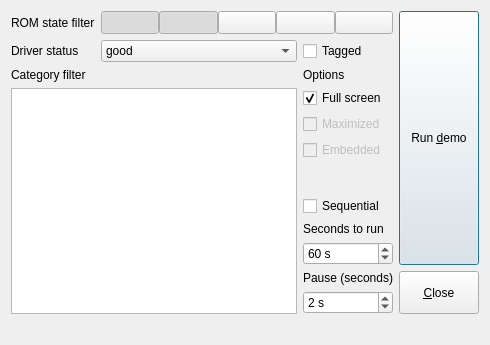
This is demomode.ui in qmc2/qmc2-mame-fe as Qt 5 draws it before an edit. The edited form follows.
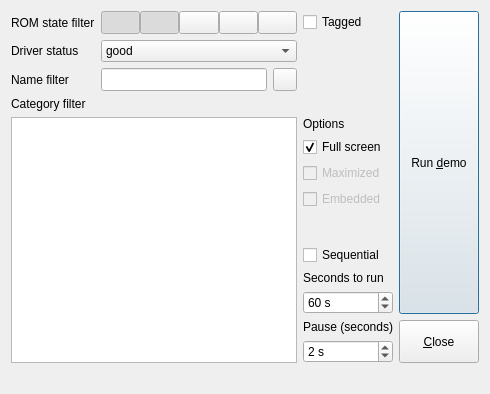
This is the edited form. Icons and pictures are not drawn.

Commit message: new: demo-mode: added a name/ID filter (Qt regular expression syntax)

The edit to the form file:
```diff
--- a/demomode.ui
+++ b/demomode.ui
@@ -7,14 +7,43 @@
     <x>0</x>
     <y>0</y>
     <width>440</width>
-    <height>300</height>
+    <height>346</height>
    </rect>
   </property>
   <property name="windowTitle">
    <string>Demo mode</string>
   </property>
   <layout class="QGridLayout" name="gridLayout">
-   <item row="13" column="2">
+   <item row="3" column="0" colspan="2">
+    <widget class="QLabel" name="labelCategoryFilter">
+     <property name="sizePolicy">
+      <sizepolicy hsizetype="Preferred" vsizetype="Fixed">
+       <horstretch>0</horstretch>
+       <verstretch>0</verstretch>
+      </sizepolicy>
+     </property>
+     <property name="text">
+      <string>Category filter</string>
+     </property>
+    </widget>
+   </item>
+   <item row="0" column="4" rowspan="16">
+    <widget class="QPushButton" name="pushButtonRunDemo">
+     <property name="sizePolicy">
+      <sizepolicy hsizetype="Fixed" vsizetype="Expanding">
+       <horstretch>0</horstretch>
+       <verstretch>0</verstretch>
+      </sizepolicy>
+     </property>
+     <property name="toolTip">
+      <string>Run demo now</string>
+     </property>
+     <property name="text">
+      <string>Run &amp;demo</string>
+     </property>
+    </widget>
+   </item>
+   <item row="15" column="3">
     <widget class="QSpinBox" name="spinBoxSecondsToRun">
      <property name="toolTip">
       <string>Number of seconds to run an emulator in demo mode</string>
@@ -30,7 +59,61 @@
      </property>
     </widget>
    </item>
-   <item row="12" column="2">
+   <item row="16" column="4" rowspan="2">
+    <widget class="QPushButton" name="pushButtonClose">
+     <property name="sizePolicy">
+      <sizepolicy hsizetype="Minimum" vsizetype="MinimumExpanding">
+       <horstretch>0</horstretch>
+       <verstretch>0</verstretch>
+      </sizepolicy>
+     </property>
+     <property name="toolTip">
+      <string>Close this dialog (and stop running demo)</string>
+     </property>
+     <property name="text">
+      <string>&amp;Close</string>
+     </property>
+    </widget>
+   </item>
+   <item row="18" column="0" colspan="5">
+    <widget class="QLabel" name="labelDemoStatus">
+     <property name="sizePolicy">
+      <sizepolicy hsizetype="Preferred" vsizetype="Maximum">
+       <horstretch>0</horstretch>
+       <verstretch>0</verstretch>
+      </sizepolicy>
+     </property>
+     <property name="text">
+      <string/>
+     </property>
+     <property name="alignment">
+      <set>Qt::AlignCenter</set>
+     </property>
+     <property name="wordWrap">
+      <bool>true</bool>
+     </property>
+    </widget>
+   </item>
+   <item row="17" column="3">
+    <widget class="QSpinBox" name="spinBoxPauseSeconds">
+     <property name="toolTip">
+      <string>Number of seconds to pause between emulator runs</string>
+     </property>
+     <property name="suffix">
+      <string> s</string>
+     </property>
+     <property name="minimum">
+      <number>1</number>
+     </property>
+     <property name="maximum">
+      <number>9999</number>
+     </property>
+     <property name="value">
+      <number>2</number>
+     </property>
+    </widget>
+   </item>
+   <item row="14" column="3">
     <widget class="QLabel" name="labelSecondsToRun">
      <property name="sizePolicy">
       <sizepolicy hsizetype="Fixed" vsizetype="Fixed">
@@ -43,6 +126,46 @@
      </property>
     </widget>
    </item>
+   <item row="1" column="0">
+    <widget class="QLabel" name="labelDriverStatus">
+     <property name="text">
+      <string>Driver status</string>
+     </property>
+    </widget>
+   </item>
+   <item row="0" column="0">
+    <widget class="QLabel" name="labelROMStatesToSelect">
+     <property name="sizePolicy">
+      <sizepolicy hsizetype="Fixed" vsizetype="Preferred">
+       <horstretch>0</horstretch>
+       <verstretch>0</verstretch>
+      </sizepolicy>
+     </property>
+     <property name="text">
+      <string>ROM state filter</string>
+     </property>
+    </widget>
+   </item>
+   <item row="16" column="3">
+    <widget class="QLabel" name="labelPause">
+     <property name="sizePolicy">
+      <sizepolicy hsizetype="Fixed" vsizetype="Fixed">
+       <horstretch>0</horstretch>
+       <verstretch>0</verstretch>
+      </sizepolicy>
+     </property>
+     <property name="text">
+      <string>Pause (seconds)</string>
+     </property>
+    </widget>
+   </item>
+   <item row="2" column="0">
+    <widget class="QLabel" name="labelNameFilter">
+     <property name="text">
+      <string>Name filter</string>
+     </property>
+    </widget>
+   </item>
    <item row="0" column="1" colspan="2">
     <layout class="QHBoxLayout" name="horizontalLayout">
      <property name="spacing">
@@ -156,136 +279,7 @@
      </item>
     </layout>
    </item>
-   <item row="16" column="0" colspan="4">
-    <widget class="QLabel" name="labelDemoStatus">
-     <property name="sizePolicy">
-      <sizepolicy hsizetype="Preferred" vsizetype="Maximum">
-       <horstretch>0</horstretch>
-       <verstretch>0</verstretch>
-      </sizepolicy>
-     </property>
-     <property name="text">
-      <string/>
-     </property>
-     <property name="alignment">
-      <set>Qt::AlignCenter</set>
-     </property>
-     <property name="wordWrap">
-      <bool>true</bool>
-     </property>
-    </widget>
-   </item>
-   <item row="0" column="3" rowspan="14">
-    <widget class="QPushButton" name="pushButtonRunDemo">
-     <property name="sizePolicy">
-      <sizepolicy hsizetype="Fixed" vsizetype="Expanding">
-       <horstretch>0</horstretch>
-       <verstretch>0</verstretch>
-      </sizepolicy>
-     </property>
-     <property name="toolTip">
-      <string>Run demo now</string>
-     </property>
-     <property name="text">
-      <string>Run &amp;demo</string>
-     </property>
-    </widget>
-   </item>
-   <item row="15" column="2">
-    <widget class="QSpinBox" name="spinBoxPauseSeconds">
-     <property name="toolTip">
-      <string>Number of seconds to pause between emulator runs</string>
-     </property>
-     <property name="suffix">
-      <string> s</string>
-     </property>
-     <property name="minimum">
-      <number>1</number>
-     </property>
-     <property name="maximum">
-      <number>9999</number>
-     </property>
-     <property name="value">
-      <number>2</number>
-     </property>
-    </widget>
-   </item>
-   <item row="14" column="2">
-    <widget class="QLabel" name="labelPause">
-     <property name="sizePolicy">
-      <sizepolicy hsizetype="Fixed" vsizetype="Fixed">
-       <horstretch>0</horstretch>
-       <verstretch>0</verstretch>
-      </sizepolicy>
-     </property>
-     <property name="text">
-      <string>Pause (seconds)</string>
-     </property>
-    </widget>
-   </item>
-   <item row="0" column="0">
-    <widget class="QLabel" name="labelROMStatesToSelect">
-     <property name="sizePolicy">
-      <sizepolicy hsizetype="Fixed" vsizetype="Preferred">
-       <horstretch>0</horstretch>
-       <verstretch>0</verstretch>
-      </sizepolicy>
-     </property>
-     <property name="text">
-      <string>ROM state filter</string>
-     </property>
-    </widget>
-   </item>
-   <item row="14" column="3" rowspan="2">
-    <widget class="QPushButton" name="pushButtonClose">
-     <property name="sizePolicy">
-      <sizepolicy hsizetype="Minimum" vsizetype="MinimumExpanding">
-       <horstretch>0</horstretch>
-       <verstretch>0</verstretch>
-      </sizepolicy>
-     </property>
-     <property name="toolTip">
-      <string>Close this dialog (and stop running demo)</string>
-     </property>
-     <property name="text">
-      <string>&amp;Close</string>
-     </property>
-    </widget>
-   </item>
-   <item row="3" column="0" rowspan="13" colspan="2">
-    <widget class="QListWidget" name="listWidgetCategoryFilter">
-     <property name="sizePolicy">
-      <sizepolicy hsizetype="Expanding" vsizetype="Expanding">
-       <horstretch>0</horstretch>
-       <verstretch>0</verstretch>
-      </sizepolicy>
-     </property>
-     <property name="toolTip">
-      <string>Select / deselect the categories you want to include / exclude</string>
-     </property>
-    </widget>
-   </item>
-   <item row="2" column="0" colspan="2">
-    <widget class="QLabel" name="labelCategoryFilter">
-     <property name="sizePolicy">
-      <sizepolicy hsizetype="Preferred" vsizetype="Fixed">
-       <horstretch>0</horstretch>
-       <verstretch>0</verstretch>
-      </sizepolicy>
-     </property>
-     <property name="text">
-      <string>Category filter</string>
-     </property>
-    </widget>
-   </item>
-   <item row="1" column="0">
-    <widget class="QLabel" name="labelDriverStatus">
-     <property name="text">
-      <string>Driver status</string>
-     </property>
-    </widget>
-   </item>
-   <item row="1" column="1">
+   <item row="1" column="1" colspan="2">
     <widget class="QComboBox" name="comboBoxDriverStatus">
      <property name="toolTip">
       <string>Choose the driver maturity states for sets to be included in the demo</string>
@@ -307,24 +301,20 @@
      </item>
     </widget>
    </item>
-   <item row="1" column="2">
-    <widget class="QCheckBox" name="checkBoxTagged">
+   <item row="4" column="0" rowspan="14" colspan="3">
+    <widget class="QListWidget" name="listWidgetCategoryFilter">
+     <property name="sizePolicy">
+      <sizepolicy hsizetype="Expanding" vsizetype="Expanding">
+       <horstretch>0</horstretch>
+       <verstretch>0</verstretch>
+      </sizepolicy>
+     </property>
      <property name="toolTip">
       <string>Use only tagged games</string>
      </property>
-     <property name="text">
-      <string>Tagged</string>
-     </property>
     </widget>
    </item>
-   <item row="2" column="2">
-    <widget class="QLabel" name="labelOptions">
-     <property name="text">
-      <string>Options</string>
-     </property>
-    </widget>
-   </item>
-   <item row="3" column="2">
+   <item row="5" column="3">
     <widget class="QCheckBox" name="checkBoxFullScreen">
      <property name="toolTip">
       <string>Start emulators in full screen mode (otherwise use windowed mode)</string>
@@ -337,7 +327,7 @@
      </property>
     </widget>
    </item>
-   <item row="4" column="2">
+   <item row="6" column="3">
     <widget class="QCheckBox" name="checkBoxMaximized">
      <property name="enabled">
       <bool>false</bool>
@@ -350,7 +340,7 @@
      </property>
     </widget>
    </item>
-   <item row="5" column="2">
+   <item row="7" column="3">
     <widget class="QCheckBox" name="checkBoxEmbedded">
      <property name="enabled">
       <bool>false</bool>
@@ -363,7 +353,30 @@
      </property>
     </widget>
    </item>
-   <item row="11" column="2">
+   <item row="0" column="3">
+    <widget class="QCheckBox" name="checkBoxTagged">
+     <property name="toolTip">
+      <string>Use only tagged games</string>
+     </property>
+     <property name="text">
+      <string>Tagged</string>
+     </property>
+    </widget>
+   </item>
+   <item row="4" column="3">
+    <widget class="QLabel" name="labelOptions">
+     <property name="sizePolicy">
+      <sizepolicy hsizetype="Preferred" vsizetype="Fixed">
+       <horstretch>0</horstretch>
+       <verstretch>0</verstretch>
+      </sizepolicy>
+     </property>
+     <property name="text">
+      <string>Options</string>
+     </property>
+    </widget>
+   </item>
+   <item row="13" column="3">
     <widget class="QCheckBox" name="checkBoxSequential">
      <property name="toolTip">
       <string>Launch sets sequentially rather than randomly</string>
@@ -373,6 +386,33 @@
      </property>
     </widget>
    </item>
+   <item row="2" column="1">
+    <widget class="QLineEdit" name="lineEditNameFilter">
+     <property name="sizePolicy">
+      <sizepolicy hsizetype="Expanding" vsizetype="Minimum">
+       <horstretch>0</horstretch>
+       <verstretch>0</verstretch>
+      </sizepolicy>
+     </property>
+     <property name="toolTip">
+      <string>Specify a name (ID) filter-expression (Qt regular-expression syntax!) -- leave empty to not filter by name</string>
+     </property>
+    </widget>
+   </item>
+   <item row="2" column="2">
+    <widget class="QToolButton" name="toolButtonClearNameFilter">
+     <property name="sizePolicy">
+      <sizepolicy hsizetype="Fixed" vsizetype="Minimum">
+       <horstretch>0</horstretch>
+       <verstretch>0</verstretch>
+      </sizepolicy>
+     </property>
+     <property name="icon">
+      <iconset resource="qmc2.qrc">
+       <normaloff>:/data/img/broom.png</normaloff>:/data/img/broom.png</iconset>
+     </property>
+    </widget>
+   </item>
   </layout>
  </widget>
  <tabstops>
```
Left out of the diff: 98 changed lines with no effect on the pictures. The commit also changes 14 other files.
